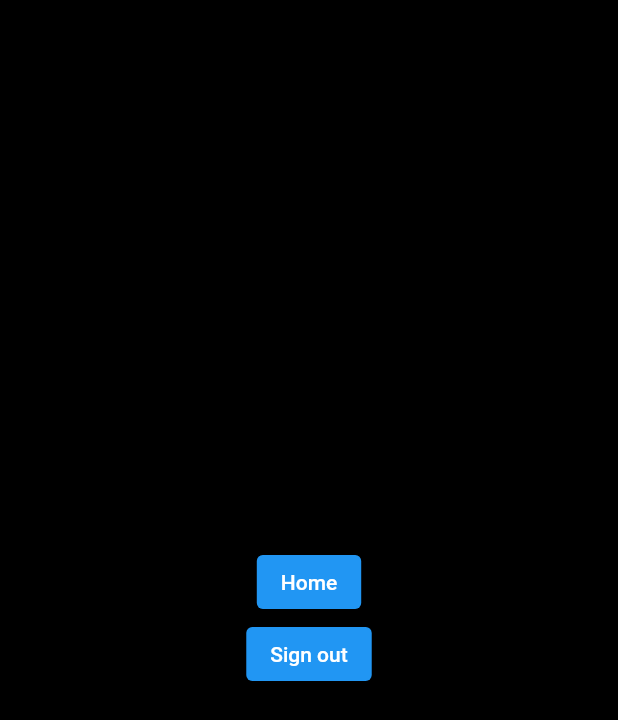
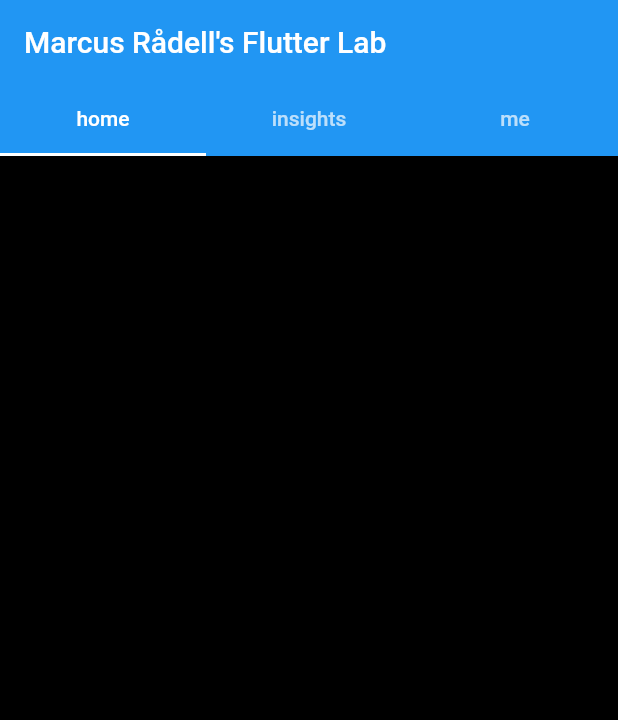
Before and after one commit to marcusradell/flutter_lab, a Flutter app: the screen it shows after launch, after a tap on "Sign in", on a phone screen of 412 x 824 dp. Shown: the top 720 px of the screen. Run offline on Flutter 3.47's test engine with Material 2 defaults, Android fonts, the light colour scheme and no system bars; our stand-ins replace go_router.

Commit message:
add a tab bar

```diff
--- a/lib/router.dart
+++ b/lib/router.dart
@@ -1,4 +1,5 @@
 import 'package:flutter/material.dart';
+import 'package:flutter_lab/screens/signed_in.dart';
 import 'package:flutter_lab/sign_in_status.dart';
 import 'package:go_router/go_router.dart';
 
@@ -15,7 +16,8 @@ final _routes = [
   GoRoute(
       name: 'home',
       path: '/',
-      builder: (ctx, state) => const HomeScreen(),
+      // builder: (ctx, state) => const HomeScreen(),
+      builder: (ctx, state) => const SignedInScreen(),
       routes: [
         GoRoute(
             name: 'measurement',
--- /dev/null
+++ b/lib/screens/signed_in.dart
@@ -0,0 +1,51 @@
+import 'package:flutter/material.dart';
+import 'package:go_router/go_router.dart';
+
+class SignedInScreen extends StatefulWidget {
+  final int index = 0;
+
+  const SignedInScreen({Key? key}) : super(key: key);
+
+  @override
+  State<StatefulWidget> createState() => _SignedInScreen();
+}
+
+class _SignedInScreen extends State<SignedInScreen>
+    with TickerProviderStateMixin {
+  late final TabController _tabController;
+
+  @override
+  void initState() {
+    super.initState();
+
+    _tabController =
+        TabController(length: 3, vsync: this, initialIndex: widget.index);
+  }
+
+  @override
+  void dispose() {
+    _tabController.dispose();
+    super.dispose();
+  }
+
+  @override
+  void didUpdateWidget(SignedInScreen oldWidget) {
+    super.didUpdateWidget(oldWidget);
+    _tabController.index = widget.index;
+  }
+
+  @override
+  Widget build(BuildContext context) => Scaffold(
+      appBar: AppBar(
+          title: Text((context as Element)
+              .findAncestorWidgetOfExactType<MaterialApp>()!
+              .title),
+          bottom: TabBar(
+              controller: _tabController,
+              tabs: [
+                for (final i in ["home", "insights", "me"])
+                  Tab(text: i.toString())
+              ],
+              onTap: (i) => context
+                  .goNamed("measurement", params: {'id': i.toString()}))));
+}
```
